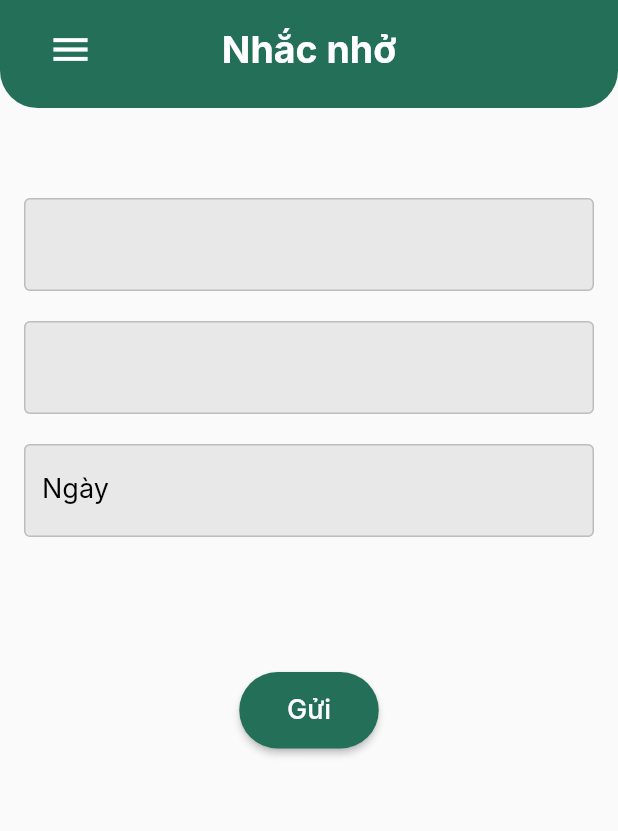
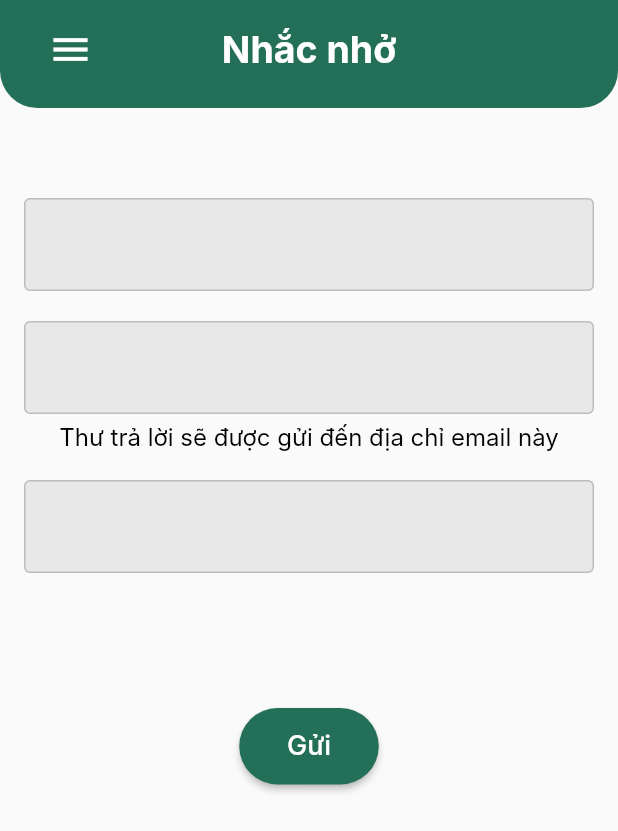
Before and after one commit to kieuvantuyen01/money0manager, a Flutter app: the CreateReminder screen opened directly with empty values, on a phone screen of 412 x 824 dp. Shown: the top 831 px of the screen. Run offline on Flutter 3.47's test engine with Material 2 defaults, Android fonts, the phone set to English and light mode, and no system bars; our stand-ins replace path_drawing; Roboto replaces fonts that are missing (Inter).

Commit message:
modify at Contact screen

```diff
--- a/lib/screen/Contact.dart
+++ b/lib/screen/Contact.dart
@@ -1,4 +1,5 @@
 import 'package:flutter/material.dart';
+import 'package:left_pane/components/TitleText1.dart';
 import '../components/SmallHeader.dart';
 import '../components/InputText1.dart';
 import '../components/ButtonPrimary.dart';
@@ -16,22 +17,44 @@ class CreateReminder extends StatelessWidget {
         children: <Widget>[
           Padding(
             padding: EdgeInsets.only(left: 16, right: 16, top: 60),
-            child: InputText1(hintText: 'Chủ đề thư', labelText: '', maxLines: 1),
+            child:
+                InputText1(hintText: 'Chủ đề thư', labelText: '', maxLines: 1),
           ),
           Padding(
             padding: EdgeInsets.only(left: 16, right: 16, top: 20),
-            child: InputText1(hintText: 'Địa chỉ email', labelText: '', maxLines: 1),
+            child: InputText1(
+                hintText: 'Địa chỉ email', labelText: '', maxLines: 1),
+          ),
+          Padding(
+            padding: EdgeInsets.only(left: 16, right: 16, top: 5),
+            child: TitleText1(
+                text: 'Thư trả lời sẽ được gửi đến địa chỉ email này',
+                fontFamily: 'Inter',
+                fontSize: 16,
+                fontWeight: FontWeight.normal,
+                r: 0,
+                g: 0,
+                b: 0),
           ),
           Padding(
             padding: EdgeInsets.only(left: 16, right: 16, top: 20),
-            child: InputText1(hintText: 'Nội dung thư', labelText: 'Ngày', maxLines: 1),
+            child: InputText1(
+                hintText: 'Nội dung thư', labelText: '', maxLines: 1),
           ),
           Padding(
             padding: EdgeInsets.only(top: 90),
-            child: SizedBox (
+            child: SizedBox(
               width: 93,
               height: 51,
-              child: ButtonPrimary(text: 'Gửi', r: 35, g: 111, b: 87, radius: 30, weight: 343, height: 51,),
+              child: ButtonPrimary(
+                text: 'Gửi',
+                r: 35,
+                g: 111,
+                b: 87,
+                radius: 30,
+                weight: 343,
+                height: 51,
+              ),
             ),
           ),
         ],
```
Also changed, not shown: lib/components/InputTextDown.dart (added, +44 -0 lines).
